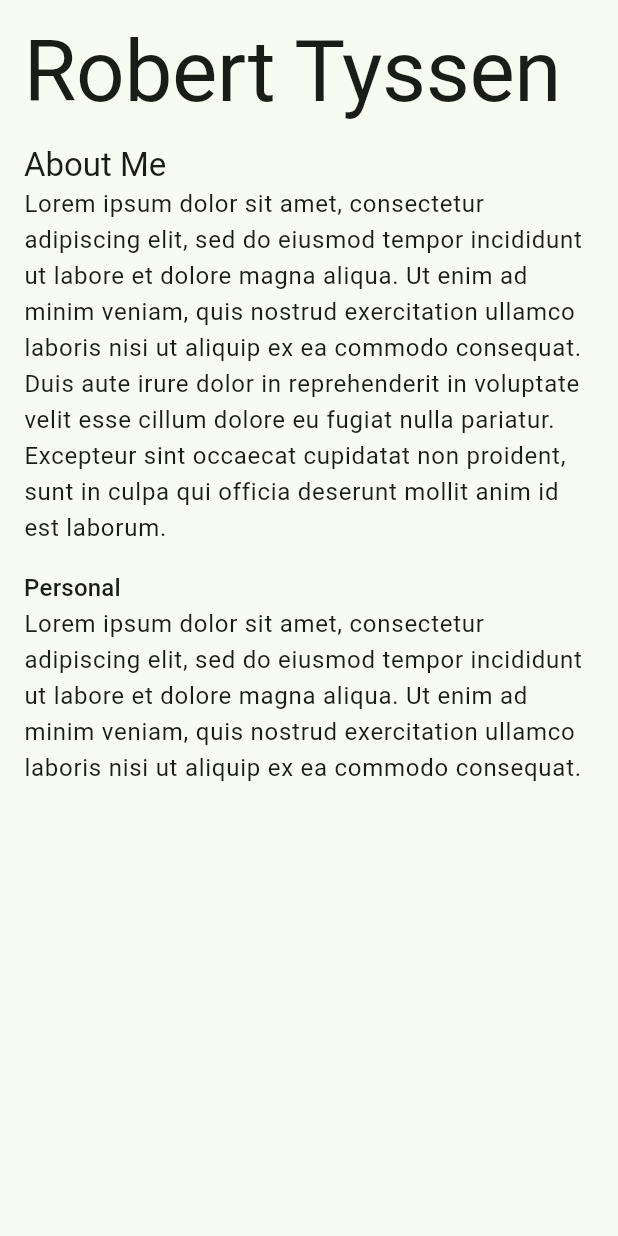
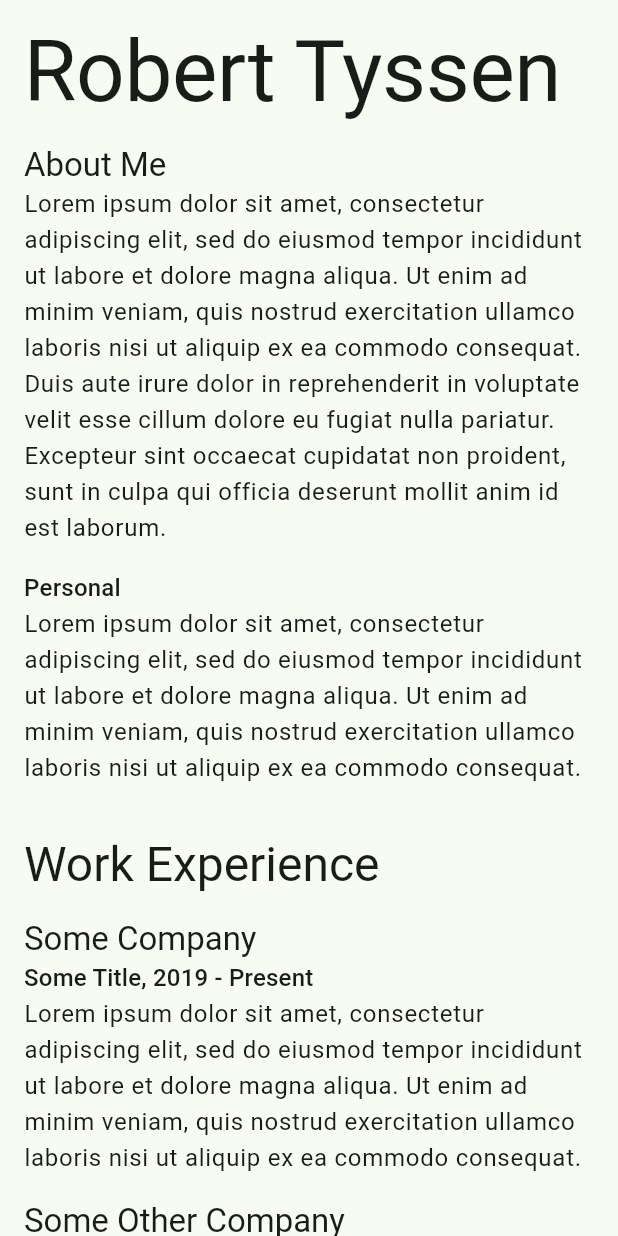
Before and after one commit to Robert-Tyssen/flutter_my_portfolio, a Flutter app: the AboutScreen widget shown alone on an empty page, opened directly, on a phone screen of 412 x 824 dp. Run offline on Flutter 3.47's test engine with Material 2 defaults, Android fonts, the phone set to English and light mode, and no system bars.

Commit message:
Updated wireframe for about page

```diff
--- a/lib/about_screen.dart
+++ b/lib/about_screen.dart
@@ -10,7 +10,8 @@ class AboutScreen extends StatefulWidget {
 class _AboutScreenState extends State<AboutScreen> {
   @override
   Widget build(BuildContext context) {
-    return Center(
+    return SingleChildScrollView(
+      child: Center(
         child: Container(
           constraints: BoxConstraints(maxWidth: 1400),
           padding: EdgeInsets.all(16),
@@ -55,12 +56,111 @@ class _AboutScreenState extends State<AboutScreen> {
                       'ullamco laboris nisi ut aliquip ex ea commodo consequat. ',
                       style: Theme.of(context).textTheme.bodyLarge,
                     ),
+                    SizedBox(height: 32),
+                    _WorkExperience(),
+                    SizedBox(height: 32),
+                    _Education(),
                   ],
                 ),
               ],
             ),
           ),
         ),
+      ),
     );
   }
 }
+
+class _WorkExperience extends StatelessWidget {
+  @override
+  Widget build(BuildContext context) {
+    return Column(
+      crossAxisAlignment: CrossAxisAlignment.start,
+      children: [
+        Text(
+          'Work Experience',
+          style: Theme.of(context).textTheme.headlineLarge,
+        ),
+        SizedBox(height: 16),
+        Text(
+          'Some Company',
+          style: Theme.of(context).textTheme.titleLarge,
+        ),
+        Text(
+          'Some Title, 2019 - Present',
+          style: Theme.of(context).textTheme.titleMedium,
+        ),
+        Text(
+          'Lorem ipsum dolor sit amet, consectetur adipiscing elit, '
+          'sed do eiusmod tempor incididunt ut labore et dolore magna '
+          'aliqua. Ut enim ad minim veniam, quis nostrud exercitation '
+          'ullamco laboris nisi ut aliquip ex ea commodo consequat. ',
+          style: Theme.of(context).textTheme.bodyLarge,
+        ),
+        SizedBox(height: 16),
+        Text(
+          'Some Other Company',
+          style: Theme.of(context).textTheme.titleLarge,
+        ),
+        Text(
+          'Some Title, 2015 - Present',
+          style: Theme.of(context).textTheme.titleMedium,
+        ),
+        Text(
+          'Lorem ipsum dolor sit amet, consectetur adipiscing elit, '
+          'sed do eiusmod tempor incididunt ut labore et dolore magna '
+          'aliqua. Ut enim ad minim veniam, quis nostrud exercitation '
+          'ullamco laboris nisi ut aliquip ex ea commodo consequat. ',
+          style: Theme.of(context).textTheme.bodyLarge,
+        ),
+      ],
+    );
+  }
+}
+
+class _Education extends StatelessWidget {
+  @override
+  Widget build(BuildContext context) {
+    return Column(
+      crossAxisAlignment: CrossAxisAlignment.start,
+      children: [
+        Text(
+          'Education',
+          style: Theme.of(context).textTheme.headlineLarge,
+        ),
+        SizedBox(height: 16),
+        Text(
+          'Computing Technology, BSc',
+          style: Theme.of(context).textTheme.titleLarge,
+        ),
+        Text(
+          'University of Ottawa, 2010-2015',
+          style: Theme.of(context).textTheme.titleMedium,
+        ),
+        Text(
+          'Lorem ipsum dolor sit amet, consectetur adipiscing elit, '
+          'sed do eiusmod tempor incididunt ut labore et dolore magna '
+          'aliqua. Ut enim ad minim veniam, quis nostrud exercitation '
+          'ullamco laboris nisi ut aliquip ex ea commodo consequat. ',
+          style: Theme.of(context).textTheme.bodyLarge,
+        ),
+        SizedBox(height: 16),
+        Text(
+          'Chemical Engineering, BASc',
+          style: Theme.of(context).textTheme.titleLarge,
+        ),
+        Text(
+          'University of Ottawa, 2010-2015',
+          style: Theme.of(context).textTheme.titleMedium,
+        ),
+        Text(
+          'Lorem ipsum dolor sit amet, consectetur adipiscing elit, '
+          'sed do eiusmod tempor incididunt ut labore et dolore magna '
+          'aliqua. Ut enim ad minim veniam, quis nostrud exercitation '
+          'ullamco laboris nisi ut aliquip ex ea commodo consequat. ',
+          style: Theme.of(context).textTheme.bodyLarge,
+        ),
+      ],
+    );
+  }
+}
```
Lines whose indentation alone changed are shown as unchanged.
